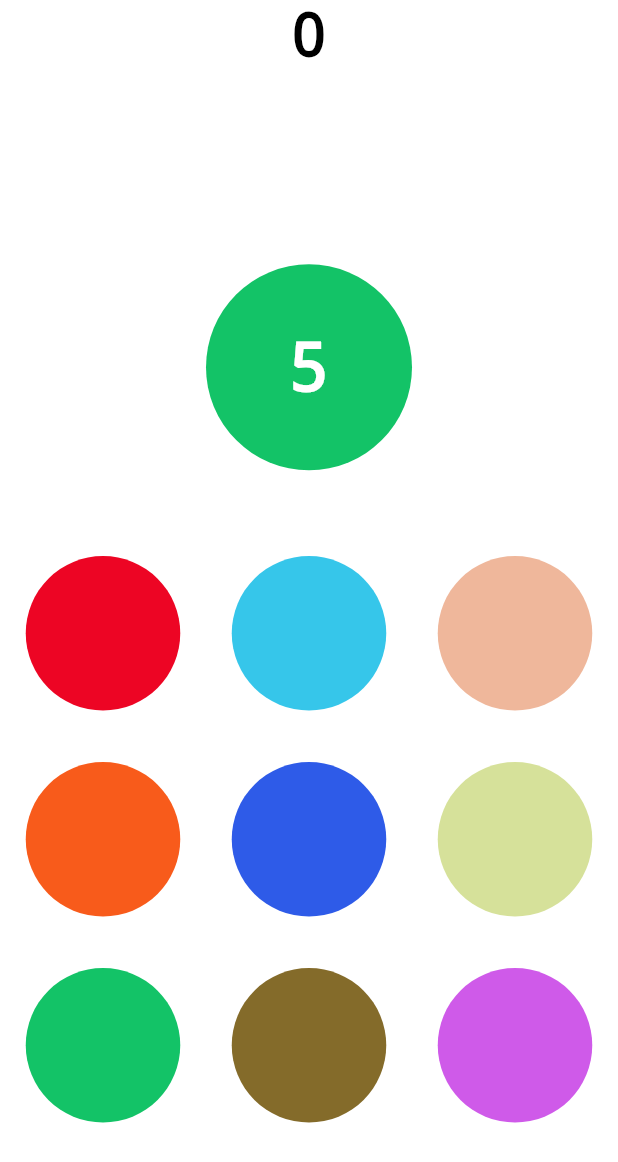
After one commit to jelenalecic/daki, a Flutter app: the screen it shows after launch, after a tap on "COLORS", on a phone screen of 412 x 824 dp. The commit adds this screen. Shown: the top 1162 px of the screen. Run offline on Flutter 3.47's test engine with Material 2 defaults, Android fonts, the phone set to English and light mode, and no system bars; our stand-ins replace flutter_svg.

Commit message:
colors work

```diff
--- /dev/null
+++ b/lib/colors/color_element.dart
@@ -0,0 +1,28 @@
+import 'package:flutter/material.dart';
+
+class ColorElement extends StatelessWidget {
+  const ColorElement(
+      this.color, this.width, this.height, this.position, this.onPress);
+
+  final Color color;
+  final double width;
+  final double height;
+
+  final int position;
+  final Function onPress;
+
+  @override
+  Widget build(BuildContext context) {
+    return Container(
+        alignment: Alignment.center,
+        child: GestureDetector(
+          onTap: () {
+            onPress(color);
+          },
+          child: Container(
+              width: width,
+              height: height,
+              decoration: BoxDecoration(color: color, shape: BoxShape.circle)),
+        ));
+  }
+}
--- /dev/null
+++ b/lib/colors/color_model.dart
@@ -0,0 +1,9 @@
+import 'package:flutter/material.dart';
+
+class ColorModel {
+  ColorModel(this.color, this.width, this.height);
+
+  Color color;
+  double width;
+  double height;
+}
--- /dev/null
+++ b/lib/colors/colors_game.dart
@@ -0,0 +1,110 @@
+import 'package:daki/colors/color_element.dart';
+import 'package:daki/colors/color_model.dart';
+import 'package:daki/colors/colors_provider.dart';
+import 'package:daki/dialogs.dart';
+import 'package:flutter/material.dart';
+import 'package:provider/provider.dart';
+
+class ColorsGame extends StatefulWidget {
+  @override
+  _ColorsGameState createState() => _ColorsGameState();
+}
+
+class _ColorsGameState extends State<ColorsGame> {
+  double screenHeight;
+  double screenWidth;
+
+  double bigCircleSize;
+
+  @override
+  Widget build(BuildContext context) {
+    screenHeight ??= MediaQuery.of(context).size.height;
+    screenWidth ??= MediaQuery.of(context).size.width;
+    bigCircleSize ??= screenHeight / 6;
+    return ChangeNotifierProvider<ColorsProvider>(
+        create: (_) => ColorsProvider(screenWidth, screenHeight, onEndGame),
+        child: Consumer<ColorsProvider>(
+          builder: (context, provider, child) {
+            return Container(
+              color: provider.background,
+              child: Stack(
+                children: <Widget>[
+                  Column(
+                    mainAxisAlignment: MainAxisAlignment.center,
+                    crossAxisAlignment: CrossAxisAlignment.center,
+                    children: <Widget>[
+                      Container(
+                          height: bigCircleSize,
+                          width: bigCircleSize,
+                          margin: EdgeInsets.only(top: screenHeight / 7),
+                          child: StreamBuilder<int>(
+                            stream: provider.ticker.stream,
+                            builder: (context, snapshot) => Center(
+                              child: snapshot.data != null
+                                  ? Text('${snapshot.data}',
+                                      style: TextStyle(
+                                          color: Colors.white,
+                                          fontSize: 45,
+                                          decoration: TextDecoration.none,
+                                          fontWeight: FontWeight.bold))
+                                  : Container(),
+                            ),
+                          ),
+                          decoration: BoxDecoration(
+                            color: provider.bigCircleColor,
+                            shape: BoxShape.circle,
+                          )),
+                      Container(
+                        height: 40,
+                      ),
+                      Container(
+                        width: screenWidth,
+                        height: screenWidth,
+                        child: GridView.count(
+                          crossAxisSpacing: 0,
+                          mainAxisSpacing: 0,
+                          padding: EdgeInsets.all(0),
+                          crossAxisCount: 3,
+                          children: generateUiElements(provider),
+                        ),
+                      )
+                    ],
+                  ),
+                  SafeArea(
+                    child: Container(
+                      child: Text(
+                        '${provider.points}',
+                        style: TextStyle(
+                            color: Colors.black,
+                            fontSize: 40,
+                            fontWeight: FontWeight.bold,
+                            decoration: TextDecoration.none),
+                      ),
+                      alignment: Alignment.topCenter,
+                    ),
+                  )
+                ],
+              ),
+            );
+          },
+        ));
+  }
+
+  List<Widget> generateUiElements(ColorsProvider provider) {
+    List<ColorElement> elements = [];
+
+    for (int i = 0; i < provider.colorModels.length; i++) {
+      ColorModel model = provider.colorModels[i];
+      elements.add(ColorElement(model.color, model.width, model.height, i,
+          (Color color) {
+        provider?.pressedColor(color);
+      }));
+    }
+
+    return elements;
+  }
+
+  void onEndGame() {
+    showEndDialog(context, 'You lost', 'CLOSE');
+  }
+}
--- /dev/null
+++ b/lib/colors/colors_provider.dart
@@ -0,0 +1,106 @@
+import 'dart:async';
+import 'dart:math';
+
+import 'package:daki/colors/color_model.dart';
+import 'package:flutter/material.dart';
+
+const int noOfCircles = 9;
+const int baseColor = 0xff000000;
+const int whiteColor = 0xffffff;
+const int maxTimePerLevel = 5;
+const int timeRunOut = -1;
+
+class ColorsProvider with ChangeNotifier {
+  ColorsProvider(this.width, this.height, this.endGame) {
+    size = width / 4;
+    timeLeftInLevel = maxTimePerLevel;
+    random = Random();
+    background = Colors.white;
+    bigCircleColor = generateMainColor();
+    ticker = StreamController();
+
+    generateCircles();
+    initiateTimer();
+  }
+
+  double width;
+  double height;
+  Function endGame;
+  Color background;
+  double size;
+  Random random;
+  Color bigCircleColor;
+  StreamController<int> ticker;
+  Timer timer;
+  int timeLeftInLevel;
+  List<ColorModel> colorModels = [];
+  Color currentColor;
+  int points = 0;
+
+  void initiateTimer() {
+    timer = Timer.periodic(
+        Duration(seconds: 1), (Timer t) => timeIntervalTrigger());
+  }
+
+  void startNextLevel() {
+    ++points;
+    generateCircles();
+    timeLeftInLevel = maxTimePerLevel;
+    ticker.add(null);
+    notifyListeners();
+  }
+
+  void generateCircles() {
+    colorModels.clear();
+    bigCircleColor = generateMainColor();
+    for (int i = 0; i < noOfCircles - 1; i++) {
+      colorModels
+          .add(ColorModel(generateMainColor(endColor: whiteColor), size, size));
+    }
+    colorModels.add(ColorModel(bigCircleColor, size, size));
+    colorModels.shuffle();
+  }
+
+  void timeIntervalTrigger() {
+    if (timeLeftInLevel == timeRunOut) {
+      gameLost();
+      return;
+    }
+    ticker.add(timeLeftInLevel);
+    --timeLeftInLevel;
+  }
+
+  Color generateMainColor({int endColor = whiteColor}) {
+    return Color(baseColor + random.nextInt(endColor));
+  }
+
+  void terminateStream() {
+    ticker.close();
+  }
+
+  void terminateTimer() {
+    timer.cancel();
+  }
+
+  void pressedColor(Color color) {
+    if (color == bigCircleColor) {
+      startNextLevel();
+    } else {
+      gameLost();
+    }
+  }
+
+  void gameLost() {
+    terminateStream();
+    terminateTimer();
+
+    endGame();
+  }
+
+  @override
+  void dispose() {
+    terminateStream();
+    terminateTimer();
+    super.dispose();
+  }
+}
--- a/lib/falling/falling_element.dart
+++ b/lib/falling/falling_element.dart
@@ -1,4 +1,4 @@
-import 'package:daki/falling/falling_game_provider.dart';
+import 'package:daki/falling/falling_provider.dart';
 import 'package:flutter/material.dart';
 import 'package:provider/provider.dart';
 
@@ -9,7 +9,7 @@ class FallingElement extends StatelessWidget {
 
   @override
   Widget build(BuildContext context) {
-    return Consumer<FallingGameProvider>(
+    return Consumer<FallingProvider>(
       builder: (context, provider, child) {
         return Positioned(
           top: provider.fallingModels[position].y,
@@ -28,7 +28,7 @@ class FallingElement extends StatelessWidget {
     );
   }
 
-  void killIt(FallingGameProvider provider) {
+  void killIt(FallingProvider provider) {
     provider.killElement(position);
   }
 }
--- a/lib/main.dart
+++ b/lib/main.dart
@@ -1,3 +1,4 @@
+import 'package:daki/colors/colors_game.dart';
 import 'package:daki/falling/falling_game.dart';
 import 'package:flutter/material.dart';
 
@@ -26,14 +27,36 @@ class DakiApp extends StatelessWidget {
                 Builder(
                     builder: (context) => RaisedButton(
                           child: Text(
-                            'START',
+                            'FALLING',
                             style: TextStyle(
                                 color: Colors.pinkAccent,
                                 fontSize: 30,
                                 fontWeight: FontWeight.bold),
                           ),
                           onPressed: () {
-                            openGame(context);
+                            openFalling(context);
+                          },
+                          shape: RoundedRectangleBorder(
+                              borderRadius:
+                                  BorderRadius.all(Radius.circular(5))),
+                          color: Colors.white,
+                          padding: EdgeInsets.symmetric(
+                              horizontal: 20, vertical: 10),
+                        )),
+                Container(
+                  height: 50,
+                ),
+                Builder(
+                    builder: (context) => RaisedButton(
+                          child: Text(
+                            'COLORS',
+                            style: TextStyle(
+                                color: Colors.pinkAccent,
+                                fontSize: 30,
+                                fontWeight: FontWeight.bold),
+                          ),
+                          onPressed: () {
+                            openColors(context);
                           },
                           shape: RoundedRectangleBorder(
                               borderRadius:
@@ -50,10 +73,15 @@ class DakiApp extends StatelessWidget {
     );
   }
 
-  void openGame(BuildContext context) {
+  void openFalling(BuildContext context) {
     Navigator.push(
         context,
         new MaterialPageRoute(
             builder: (BuildContext context) => FallingGame()));
   }
+
+  void openColors(BuildContext context) {
+    Navigator.push(context,
+        new MaterialPageRoute(builder: (BuildContext context) => ColorsGame()));
+  }
 }
```
Also changed, not shown: lib/chasing_dots_animated.dart (deleted, +0 -100 lines), lib/dialogs.dart (added, +36 -0 lines), lib/falling/falling_game.dart (+16 -74 lines), lib/falling/falling_provider.dart (renamed from lib/falling/falling_game_provider.dart, +19 -3 lines), lib/wave_animated.dart (deleted, +0 -146 lines), 1 other file.
